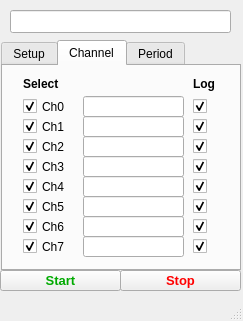
Above: ADC/mainwindow.ui from AceecaNZ/MEZ1500Rev2dLinuxApps before the change. Below: the same form after it.
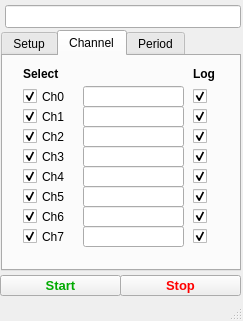
That is the form after the change. The open tabs and pages were chosen to show the change.

Diff of the .ui file:
```diff
--- a/ADC/mainwindow.ui
+++ b/ADC/mainwindow.ui
@@ -26,9 +26,9 @@
    <widget class="QLineEdit" name="status">
     <property name="geometry">
      <rect>
-      <x>10</x>
-      <y>10</y>
-      <width>221</width>
+      <x>5</x>
+      <y>5</y>
+      <width>236</width>
       <height>23</height>
      </rect>
     </property>
@@ -37,9 +37,9 @@
     <property name="geometry">
      <rect>
       <x>1</x>
-      <y>40</y>
+      <y>30</y>
       <width>240</width>
-      <height>231</height>
+      <height>241</height>
      </rect>
     </property>
     <property name="tabShape">
@@ -1063,7 +1063,7 @@
     <property name="geometry">
      <rect>
       <x>0</x>
-      <y>270</y>
+      <y>275</y>
       <width>121</width>
       <height>21</height>
      </rect>
@@ -1150,7 +1150,7 @@
     <property name="geometry">
      <rect>
       <x>120</x>
-      <y>270</y>
+      <y>275</y>
       <width>121</width>
       <height>21</height>
      </rect>
```
Left out of the diff: 2 changed lines with no effect on the pictures.
